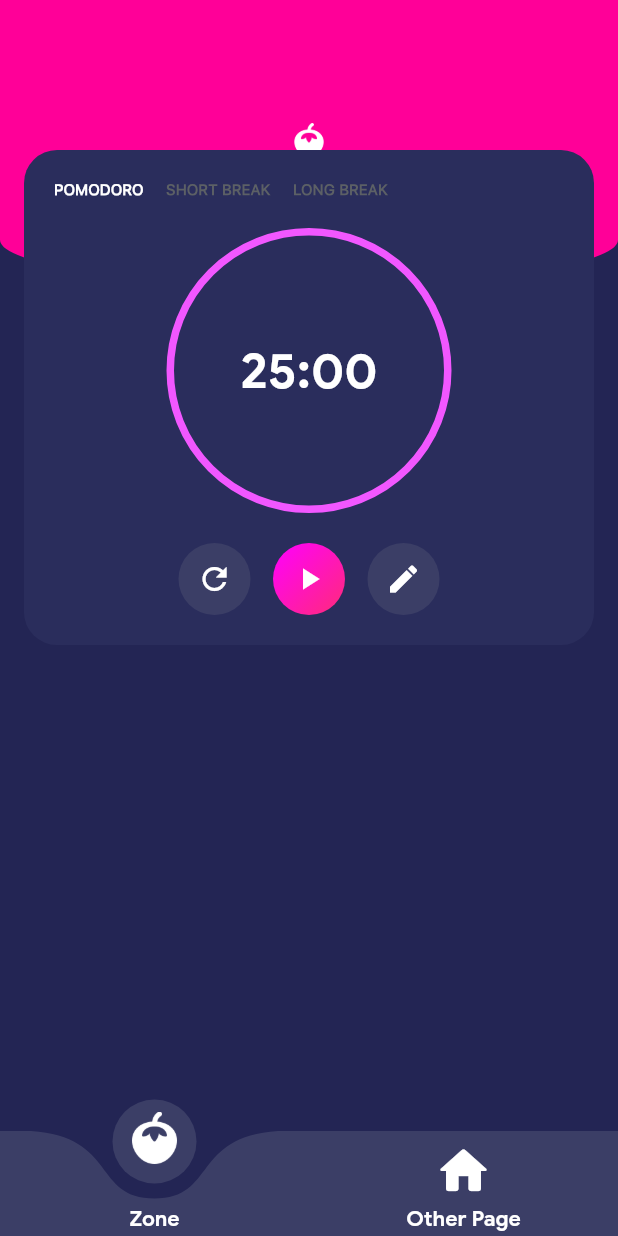
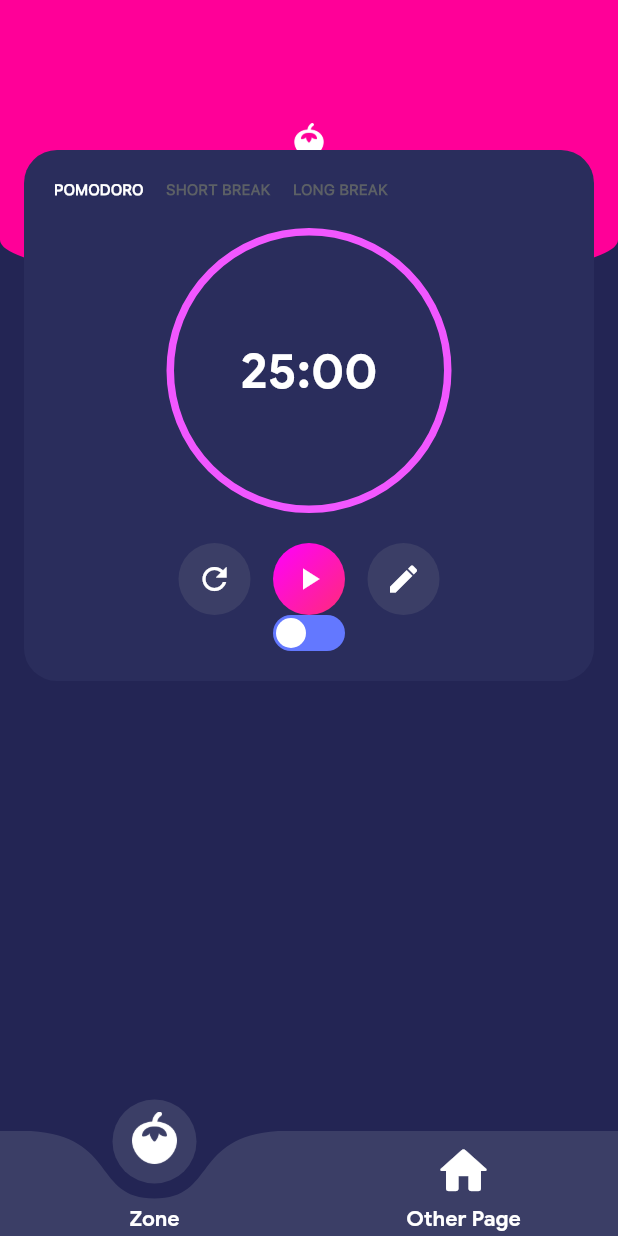
Before and after one commit to tomc128/classify-timer-trial, a Flutter app: the screen it shows after launch, on a phone screen of 412 x 824 dp. Run offline on Flutter 3.47's test engine with Material 2 defaults, Android fonts, the phone set to English and light mode, and no system bars; drawn by our look-alikes of curved_labeled_navigation_bar; project files that could hold a hidden picture were left out.

Commit message:
Add custom-styled zone switch component

```diff
--- a/lib/pages/zone.dart
+++ b/lib/pages/zone.dart
@@ -1,6 +1,7 @@
 import 'package:flutter/material.dart';
 import 'package:provider/provider.dart';
 import 'package:timer_trial/duration_extensions.dart';
+import 'package:timer_trial/widgets/zone_switch.dart';
 import 'package:timer_trial/zone/zone_popup.dart';
 import 'package:timer_trial/zone/zone_timer.dart';
 
@@ -14,6 +15,8 @@ class ZonePage extends StatefulWidget {
 }
 
 class _ZonePageState extends State<ZonePage> {
+  bool val = false;
+
   @override
   Widget build(BuildContext context) {
     double screenWidth = MediaQuery.of(context).size.width;
@@ -46,11 +49,18 @@ class _ZonePageState extends State<ZonePage> {
             ),
             child: Column(
               mainAxisSize: MainAxisSize.min,
-              crossAxisAlignment: CrossAxisAlignment.stretch,
+              crossAxisAlignment: CrossAxisAlignment.center,
               children: [
                 buildZoneStateHeader(context, timer),
                 buildClockWidget(context, timer),
                 buildControlButtons(context, timer),
+                ZoneSwitch(
+                    value: val,
+                    onChanged: (v) {
+                      setState(() {
+                        val = v;
+                      });
+                    }),
               ],
             ),
           ),
--- /dev/null
+++ b/lib/widgets/zone_switch.dart
@@ -0,0 +1,46 @@
+import 'package:flutter/material.dart';
+import 'package:timer_trial/constants.dart';
+
+class ZoneSwitch extends StatelessWidget {
+  final bool value;
+  final Function(bool) onChanged;
+
+  const ZoneSwitch({
+    super.key,
+    required this.value,
+    required this.onChanged,
+  });
+
+  @override
+  Widget build(BuildContext context) {
+    return GestureDetector(
+      onTap: () => onChanged(!value),
+      child: AnimatedContainer(
+        duration: const Duration(milliseconds: 200),
+        curve: Curves.easeInOut,
+        width: 48,
+        height: 24,
+        decoration: BoxDecoration(
+          color: value ? kBlueColor2 : kPurpleColor11,
+          borderRadius: const BorderRadius.all(Radius.circular(24)),
+        ),
+        child: Padding(
+          padding: const EdgeInsets.all(2),
+          child: AnimatedContainer(
+            duration: const Duration(milliseconds: 200),
+            curve: Curves.easeInOut,
+            alignment: value ? Alignment.centerRight : Alignment.centerLeft,
+            child: Container(
+              width: 20,
+              height: 20,
+              decoration: const BoxDecoration(
+                color: Colors.white,
+                shape: BoxShape.circle,
+              ),
+            ),
+          ),
+        ),
+      ),
+    );
+  }
+}
```
